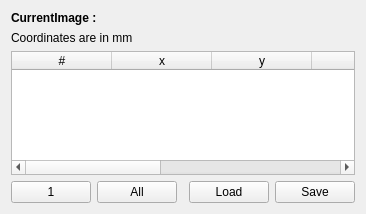
First picture: the form in vv/qt_ui/vvLandmarksPanel.ui, repository open-vv/vv, before the edit.
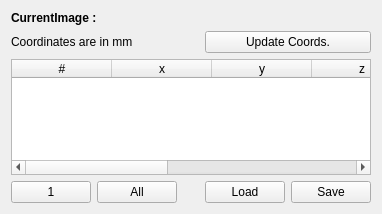
Second picture: the form after the edit. Icons and pictures are not drawn.

Commit message: Update Landmark coordinates with transformation matrix

Patch:
```diff
--- a/vv/qt_ui/vvLandmarksPanel.ui
+++ b/vv/qt_ui/vvLandmarksPanel.ui
@@ -6,7 +6,7 @@
    <rect>
     <x>0</x>
     <y>0</y>
-    <width>325</width>
+    <width>382</width>
     <height>214</height>
    </rect>
   </property>
@@ -14,16 +14,6 @@
    <string>Form</string>
   </property>
   <layout class="QGridLayout" name="gridLayout">
-   <item row="0" column="0" colspan="-1">
-    <widget class="QLabel" name="nameLabel">
-     <property name="text">
-      <string>&lt;html&gt;&lt;head&gt;&lt;meta name=&quot;qrichtext&quot; content=&quot;1&quot; /&gt;&lt;style type=&quot;text/css&quot;&gt;
-p, li { white-space: pre-wrap; }
-&lt;/style&gt;&lt;/head&gt;&lt;body style=&quot; font-family:'Sans Serif'; font-size:9pt; font-weight:400; font-style:normal;&quot;&gt;
-&lt;p style=&quot; margin-top:0px; margin-bottom:0px; margin-left:0px; margin-right:0px; -qt-block-indent:0; text-indent:0px;&quot;&gt;&lt;span style=&quot; font-weight:600;&quot;&gt;CurrentImage :&lt;/span&gt;&lt;/p&gt;&lt;/body&gt;&lt;/html&gt;</string>
-     </property>
-    </widget>
-   </item>
    <item row="1" column="0" colspan="2">
     <widget class="QLabel" name="label">
      <property name="text">
@@ -139,6 +129,27 @@
      </property>
     </widget>
    </item>
+   <item row="0" column="0" colspan="5">
+    <widget class="QLabel" name="nameLabel">
+     <property name="text">
+      <string>&lt;html&gt;&lt;head&gt;&lt;meta name=&quot;qrichtext&quot; content=&quot;1&quot; /&gt;&lt;style type=&quot;text/css&quot;&gt;
+p, li { white-space: pre-wrap; }
+&lt;/style&gt;&lt;/head&gt;&lt;body style=&quot; font-family:'Sans Serif'; font-size:9pt; font-weight:400; font-style:normal;&quot;&gt;
+&lt;p style=&quot; margin-top:0px; margin-bottom:0px; margin-left:0px; margin-right:0px; -qt-block-indent:0; text-indent:0px;&quot;&gt;&lt;span style=&quot; font-weight:600;&quot;&gt;CurrentImage :&lt;/span&gt;&lt;/p&gt;&lt;/body&gt;&lt;/html&gt;</string>
+     </property>
+    </widget>
+   </item>
+   <item row="1" column="3" colspan="2">
+    <widget class="QPushButton" name="updateTransformButton">
+     <property name="text">
+      <string>Update Coords.</string>
+     </property>
+     <property name="icon">
+      <iconset resource="../vvIcons.qrc">
+       <normaloff>:/common/icons/rotateright.png</normaloff>:/common/icons/rotateright.png</iconset>
+     </property>
+    </widget>
+   </item>
   </layout>
  </widget>
  <resources>
```
The commit also changes 7 other files.
